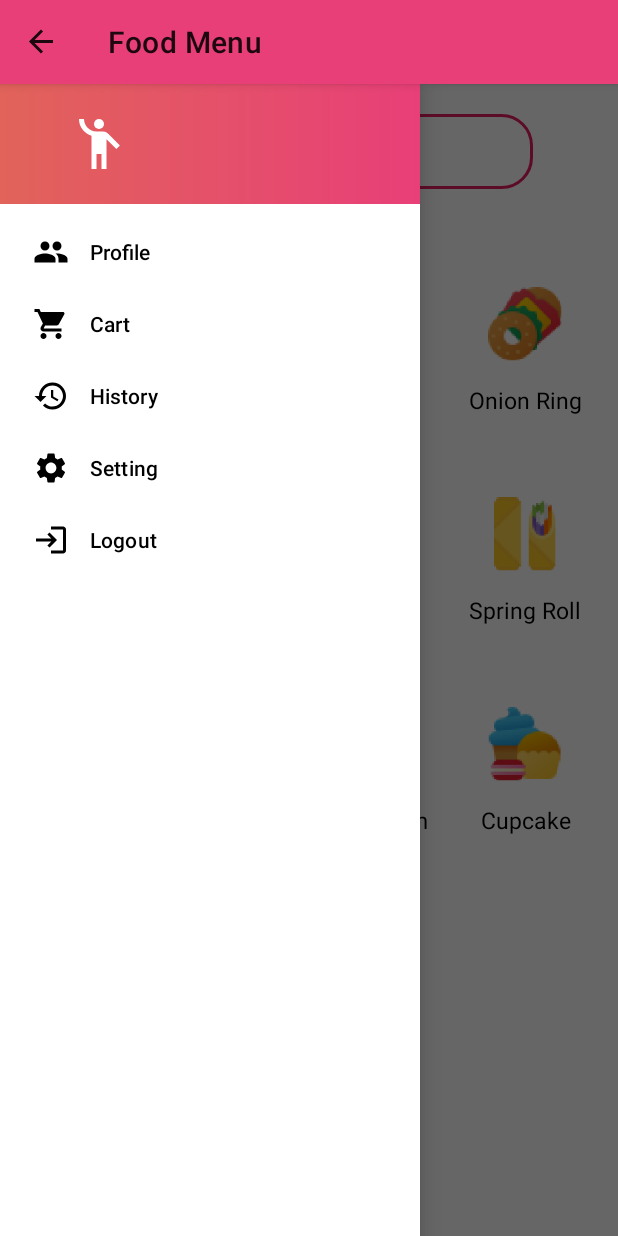
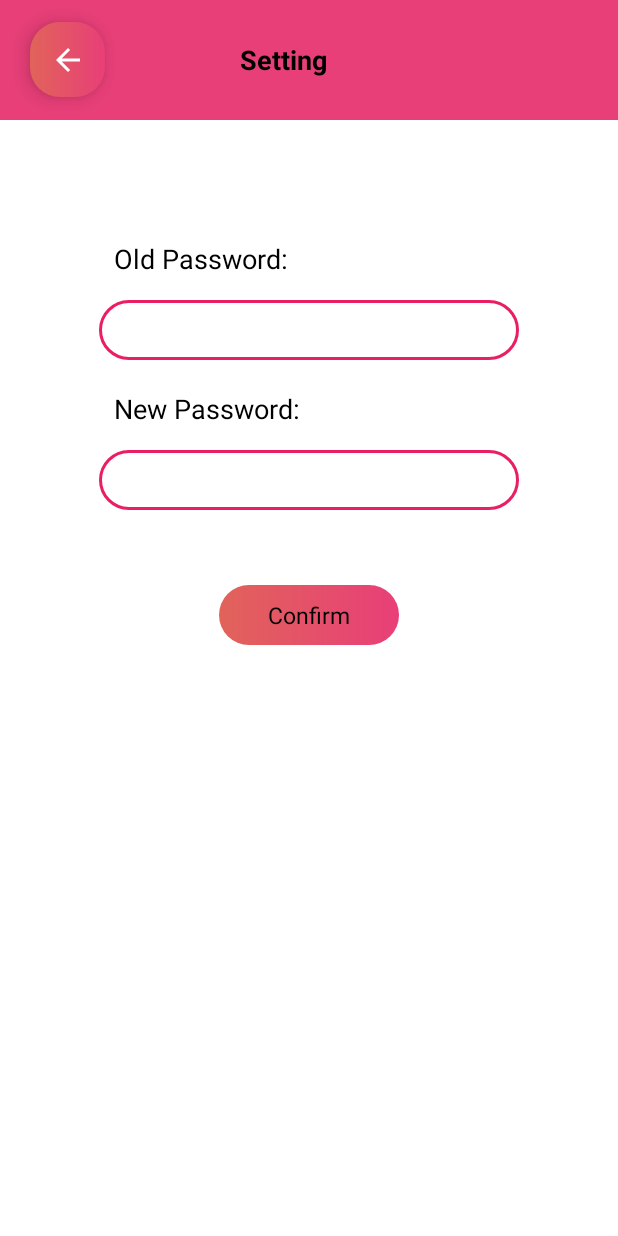
Before and after one commit to Ken329/AndroidStudio_FoodApplication, an Android app: the MainPage screen opened directly, with no data from a screen before it, in the side drawer, after a tap on "Setting", on a phone screen of 412 x 824 dp. Run offline under Robolectric (Android 15) with nearby library versions, the phone set to English and light mode, and no system bars; our stand-ins replace Firebase (no records; nobody signed in at launch, a user with empty details on screens opened directly).

Commit message:
Done Project

```diff
--- a/app/src/main/AndroidManifest.xml
+++ b/app/src/main/AndroidManifest.xml
@@ -9,7 +9,9 @@
         android:roundIcon="@mipmap/ic_launcher_round"
         android:supportsRtl="true"
         android:theme="@style/Theme.FoodApplication">
-        <activity android:name=".MainHistory"></activity>
+        <activity android:name=".MainSetting"></activity>
+        <activity android:name=".MainProfile" />
+        <activity android:name=".MainHistory" />
         <activity android:name=".MainCart" />
         <activity android:name=".MainSearch" />
         <activity android:name=".MainPage" />
--- a/app/src/main/java/com/example/foodapplication/MainPage.java
+++ b/app/src/main/java/com/example/foodapplication/MainPage.java
@@ -81,7 +81,9 @@ public class MainPage extends AppCompatActivity {
                 Intent intent = null;
                 switch (item.getItemId()){
                     case R.id.item1:
-                        Toast.makeText(MainPage.this, "Profile", Toast.LENGTH_SHORT).show();
+                        intent = new Intent(v.getContext(), MainProfile.class);
+                        intent.putExtra("username", myUser);
+                        startActivity(intent);
                         return true;
                     case R.id.item2:
                         intent = new Intent(v.getContext(), MainCart.class);
@@ -94,7 +96,9 @@ public class MainPage extends AppCompatActivity {
                         startActivity(intent);
                         return true;
                     case R.id.item4:
-                        Toast.makeText(MainPage.this, "Setting", Toast.LENGTH_SHORT).show();
+                        intent = new Intent(v.getContext(), MainSetting.class);
+                        intent.putExtra("username", myUser);
+                        startActivity(intent);
                         return true;
                     case R.id.item5:
                         intent = new Intent(v.getContext(), MainActivity.class);
--- /dev/null
+++ b/app/src/main/java/com/example/foodapplication/MainSetting.java
@@ -0,0 +1,78 @@
+package com.example.foodapplication;
+
+import androidx.annotation.NonNull;
+import androidx.appcompat.app.AppCompatActivity;
+
+import android.content.Intent;
+import android.os.Bundle;
+import android.view.View;
+import android.widget.EditText;
+import android.widget.ImageButton;
+import android.widget.TextView;
+import android.widget.Toast;
+
+import com.google.firebase.database.DataSnapshot;
+import com.google.firebase.database.DatabaseError;
+import com.google.firebase.database.DatabaseReference;
+import com.google.firebase.database.FirebaseDatabase;
+import com.google.firebase.database.Query;
+import com.google.firebase.database.ValueEventListener;
+
+public class MainSetting extends AppCompatActivity {
+    ImageButton back;
+    EditText oldPass, newPass;
+    TextView enter;
+
+    DatabaseReference ref;
+    String myUser = "";
+    @Override
+    protected void onCreate(Bundle savedInstanceState) {
+        super.onCreate(savedInstanceState);
+        setContentView(R.layout.activity_main_setting);
+        getSupportActionBar().hide();
+
+        back = findViewById(R.id.mainSettingBack);
+        oldPass = findViewById(R.id.mainSettingOldPass);
+        newPass = findViewById(R.id.mainSettingNewPass);
+        enter = findViewById(R.id.mainSettingEnter);
+
+        myUser = getIntent().getStringExtra("username");
+
+        back.setOnClickListener(new View.OnClickListener() {
+            @Override
+            public void onClick(View v) {
+                Intent intent = new Intent(v.getContext(), MainPage.class);
+                intent.putExtra("username", myUser);
+                startActivity(intent);
+            }
+        });
+
+        enter.setOnClickListener(new View.OnClickListener() {
+            @Override
+            public void onClick(View v) {
+                String oldPassword = oldPass.getText().toString();
+                String newPassword = newPass.getText().toString();
+
+                ref = FirebaseDatabase.getInstance().getReference("user").child(myUser);
+                ref.addListenerForSingleValueEvent(new ValueEventListener() {
+                    @Override
+                    public void onDataChange(@NonNull DataSnapshot snapshot) {
+                        String dataPass = snapshot.child("password").getValue().toString();
+                        if(dataPass.equals(oldPassword)){
+                            ref.child("password").setValue(newPassword);
+                            oldPass.setText("");
+                            newPass.setText("");
+                            Toast.makeText(MainSetting.this, "Password has been changed successfully", Toast.LENGTH_LONG).show();
+                        }else{
+                            oldPass.setError("Password entered is not the same, please check");
+                        }
+                    }
+                    @Override
+                    public void onCancelled(@NonNull DatabaseError error) {
+
+                    }
+                });
+            }
+        });
+    }
+}
--- /dev/null
+++ b/app/src/main/res/layout/activity_main_setting.xml
@@ -0,0 +1,98 @@
+<?xml version="1.0" encoding="utf-8"?>
+<androidx.constraintlayout.widget.ConstraintLayout
+    xmlns:android="http://schemas.android.com/apk/res/android"
+    xmlns:app="http://schemas.android.com/apk/res-auto"
+    xmlns:tools="http://schemas.android.com/tools"
+    android:layout_width="match_parent"
+    android:layout_height="match_parent"
+    tools:context=".MainSetting">
+
+    <LinearLayout
+        android:id="@+id/linearLayout9"
+        android:layout_width="match_parent"
+        android:layout_height="80dp"
+        android:background="@color/title_bar"
+        android:orientation="horizontal"
+        app:layout_constraintEnd_toEndOf="parent"
+        app:layout_constraintStart_toStartOf="parent"
+        app:layout_constraintTop_toTopOf="parent">
+
+        <ImageButton
+            android:id="@+id/mainSettingBack"
+            android:layout_width="50dp"
+            android:layout_height="50dp"
+            android:layout_gravity="center"
+            android:layout_marginLeft="20dp"
+            android:background="@drawable/button"
+            android:elevation="8dp"
+            app:srcCompat="@drawable/abc_vector_test" />
+
+        <TextView
+            android:layout_width="wrap_content"
+            android:layout_height="wrap_content"
+            android:layout_gravity="center"
+            android:layout_marginLeft="90dp"
+            android:text="Setting"
+            android:textColor="@color/black"
+            android:textSize="18dp"
+            android:textStyle="bold"></TextView>
+    </LinearLayout>
+
+    <LinearLayout
+        android:layout_width="280dp"
+        android:layout_height="wrap_content"
+        android:orientation="vertical"
+        android:layout_marginTop="80dp"
+        app:layout_constraintEnd_toEndOf="parent"
+        app:layout_constraintStart_toStartOf="parent"
+        app:layout_constraintTop_toBottomOf="@+id/linearLayout9">
+        <TextView
+            android:layout_width="wrap_content"
+            android:layout_height="wrap_content"
+            android:text="Old Password: "
+            android:textSize="18dp"
+            android:layout_marginLeft="10dp"
+            android:textColor="@color/black"></TextView>
+        <EditText
+            android:id="@+id/mainSettingOldPass"
+            android:layout_width="match_parent"
+            android:layout_height="40dp"
+            android:background="@drawable/edit_text"
+            android:paddingLeft="20dp"
+            android:paddingRight="20dp"
+            android:layout_marginTop="15dp"></EditText>
+        <TextView
+            android:layout_width="wrap_content"
+            android:layout_height="wrap_content"
+            android:text="New Password: "
+            android:textSize="18dp"
+            android:layout_marginLeft="10dp"
+            android:layout_marginTop="20dp"
+            android:textColor="@color/black"></TextView>
+        <EditText
+            android:id="@+id/mainSettingNewPass"
+            android:layout_width="match_parent"
+            android:layout_height="40dp"
+            android:background="@drawable/edit_text"
+            android:paddingLeft="20dp"
+            android:paddingRight="20dp"
+            android:layout_marginTop="15dp"></EditText>
+        <LinearLayout
+            android:layout_width="120dp"
+            android:layout_height="40dp"
+            android:background="@drawable/button"
+            android:layout_marginTop="50dp"
+            android:layout_gravity="center">
+            <TextView
+                android:id="@+id/mainSettingEnter"
+                android:layout_width="match_parent"
+                android:layout_height="match_parent"
+                android:text="Confirm"
+                android:textSize="15dp"
+                android:textColor="@color/black"
+                android:gravity="center"></TextView>
+        </LinearLayout>
+    </LinearLayout>
+
+
+</androidx.constraintlayout.widget.ConstraintLayout>
```
Also changed, not shown: app/src/main/java/com/example/foodapplication/MainProfile.java (added, +61 -0 lines), app/src/main/res/layout/activity_main_cart.xml (+5 -4 lines), app/src/main/res/layout/activity_main_history.xml (+5 -4 lines), app/src/main/res/layout/activity_main_profile.xml (added, +186 -0 lines), app/src/main/res/layout/activity_main_search.xml (+4 -3 lines).
